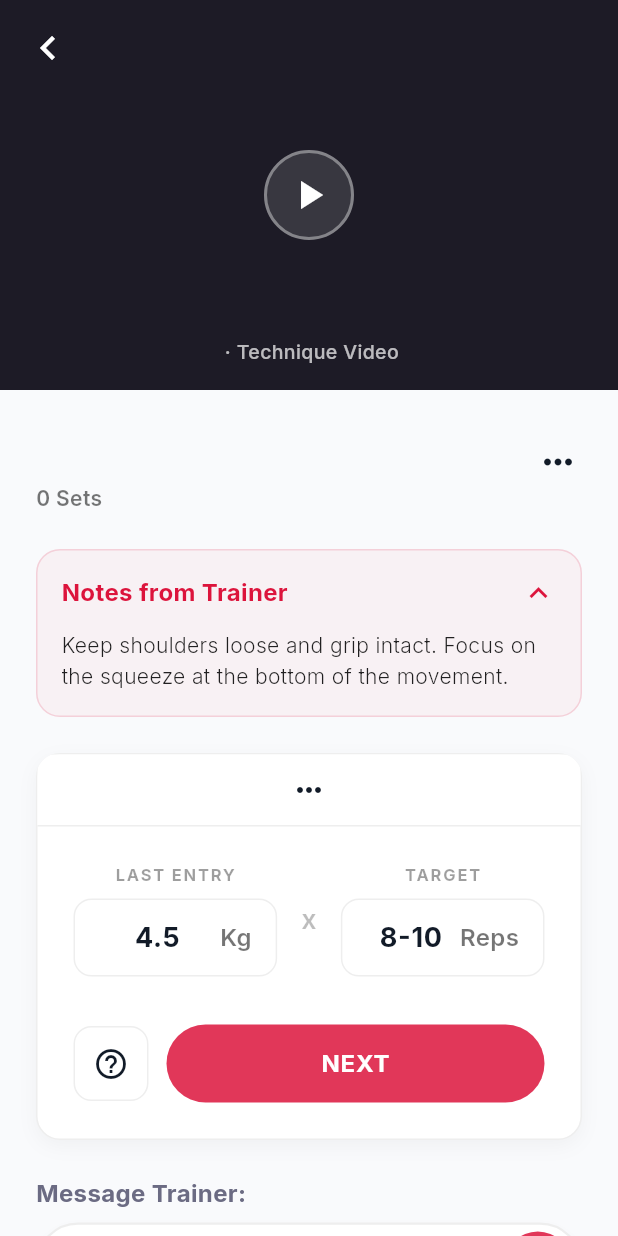
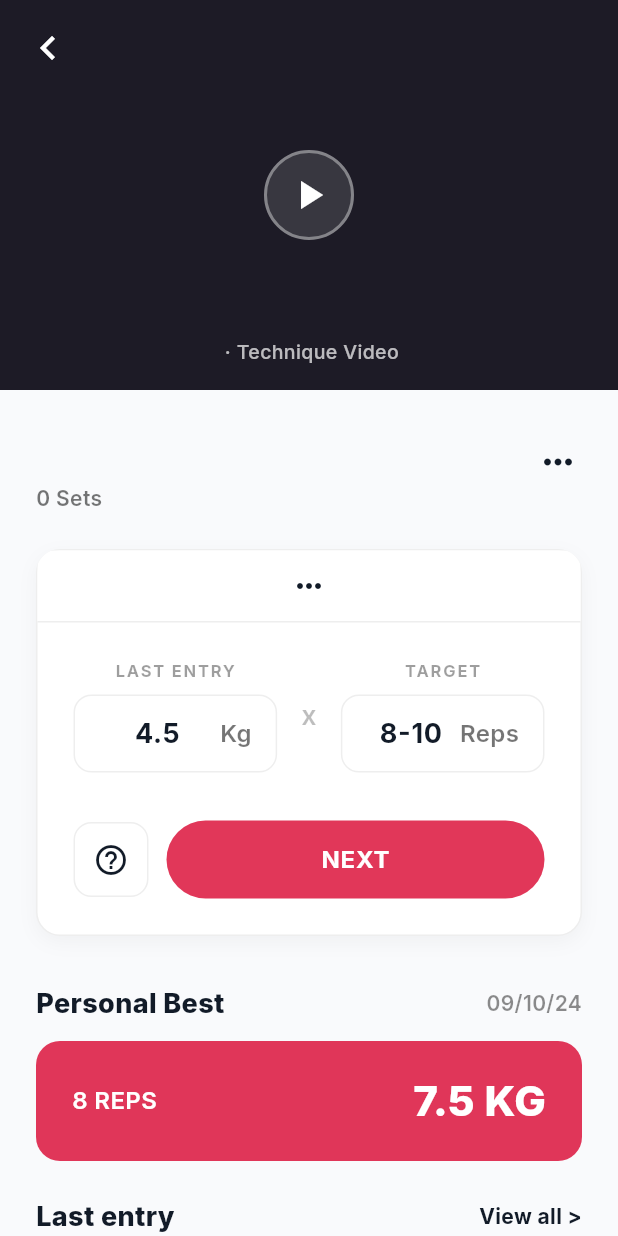
Before and after one commit to Ishanrevolake/AlfaLee, a Flutter app: the ExerciseDetailScreen screen opened directly with empty values, on a phone screen of 412 x 824 dp. Run offline on Flutter 3.47's test engine with Material 3 defaults, Android fonts, the light colour scheme and no system bars; our stand-ins replace fl_chart, google_fonts, table_calendar; accounts and stored records are empty.

Commit message:
Simplified exercise detail screen and removed trainer sections

```diff
--- a/lib/screens/workouts/exercise_detail_screen.dart
+++ b/lib/screens/workouts/exercise_detail_screen.dart
@@ -20,7 +20,7 @@ class _ExerciseDetailScreenState extends State<ExerciseDetailScreen> {
   final TextEditingController _weightController = TextEditingController(text: '4.5');
   final TextEditingController _repsController = TextEditingController(text: '8-10');
 
-  bool _isNotesExpanded = true;
+
   final Set<int> _completedSets = {};
 
   bool _restTimerEnabled = true;
@@ -400,55 +400,6 @@ class _ExerciseDetailScreenState extends State<ExerciseDetailScreen> {
 
               const SizedBox(height: 24),
 
-              // Notes from Trainer Section
-              Padding(
-                padding: const EdgeInsets.symmetric(horizontal: 24),
-                child: GestureDetector(
-                  onTap: () {
-                    setState(() {
-                      _isNotesExpanded = !_isNotesExpanded;
-                    });
-                  },
-                  child: AnimatedContainer(
-                    duration: const Duration(milliseconds: 300),
-                    curve: Curves.easeInOut,
-                    padding: const EdgeInsets.all(16),
-                    decoration: BoxDecoration(
-                      color: Theme.of(context).primaryColor.withOpacity(0.04),
-                      borderRadius: BorderRadius.circular(16),
-                      border: Border.all(color: Theme.of(context).primaryColor.withOpacity(0.15)),
-                    ),
-                    child: Column(
-                      crossAxisAlignment: CrossAxisAlignment.start,
-                      children: [
-                        Row(
-                          mainAxisAlignment: MainAxisAlignment.spaceBetween,
-                          children: [
-                            Text('Notes from Trainer', style: TextStyle(fontSize: 16, fontWeight: FontWeight.w700, color: Theme.of(context).primaryColor)),
-                            Icon(_isNotesExpanded ? Icons.keyboard_arrow_up : Icons.keyboard_arrow_down, color: Theme.of(context).primaryColor),
-                          ],
-                        ),
-                        AnimatedCrossFade(
-                          duration: const Duration(milliseconds: 300),
-                          crossFadeState: _isNotesExpanded ? CrossFadeState.showFirst : CrossFadeState.showSecond,
-                          firstChild: Column(
-                            crossAxisAlignment: CrossAxisAlignment.start,
-                            children: const [
-                              SizedBox(height: 12, width: double.infinity),
-                              Text(
-                                'Keep shoulders loose and grip intact. Focus on the squeeze at the bottom of the movement.',
-                                style: TextStyle(color: Colors.black87, fontSize: 14, height: 1.5),
-                              ),
-                            ],
-                          ),
-                          secondChild: const SizedBox(width: double.infinity, height: 0),
-                        ),
-                      ],
-                    ),
-                  ),
-                ),
-              ),
-              const SizedBox(height: 24),
 
               Container(
                 margin: const EdgeInsets.symmetric(horizontal: 24),
@@ -634,54 +585,7 @@ class _ExerciseDetailScreenState extends State<ExerciseDetailScreen> {
                   ],
                 ),
               ),
-              const SizedBox(height: 24),
 
-              // Message Trainer Section
-              Padding(
-                padding: const EdgeInsets.symmetric(horizontal: 24),
-                child: Column(
-                  crossAxisAlignment: CrossAxisAlignment.start,
-                  children: [
-                    const Text('Message Trainer:', style: TextStyle(fontSize: 16, fontWeight: FontWeight.w700, color: Color(0xFF6B6B83))),
-                    const SizedBox(height: 8),
-                    Container(
-                      height: 56,
-                      decoration: BoxDecoration(
-                        color: Colors.white,
-                        borderRadius: BorderRadius.circular(28),
-                        border: Border.all(color: const Color(0xFFEEEEEE), width: 1.5),
-                        boxShadow: [
-                          BoxShadow(color: Colors.black.withOpacity(0.02), blurRadius: 4, offset: const Offset(0, 2)),
-                        ],
-                      ),
-                      padding: const EdgeInsets.only(left: 20, right: 6),
-                      child: Row(
-                        children: [
-                          const Expanded(
-                            child: TextField(
-                              decoration: InputDecoration(
-                                hintText: 'Ask your trainer something...',
-                                hintStyle: TextStyle(color: Colors.black54, fontSize: 16, fontWeight: FontWeight.w400),
-                                border: InputBorder.none,
-                                isDense: true,
-                              ),
-                            ),
-                          ),
-                          Container(
-                            width: 44,
-                            height: 44,
-                            decoration: BoxDecoration(
-                              color: Theme.of(context).primaryColor.withOpacity(0.85),
-                              shape: BoxShape.circle,
-                            ),
-                            child: const Icon(Icons.play_arrow, color: Colors.white, size: 24),
-                          ),
-                        ],
-                      ),
-                    ),
-                  ],
-                ),
-              ),
               const SizedBox(height: 32),
 
               Padding(
```
Also changed, not shown: lib/screens/workouts/workout_complete_screen.dart (added, +128 -0 lines).
